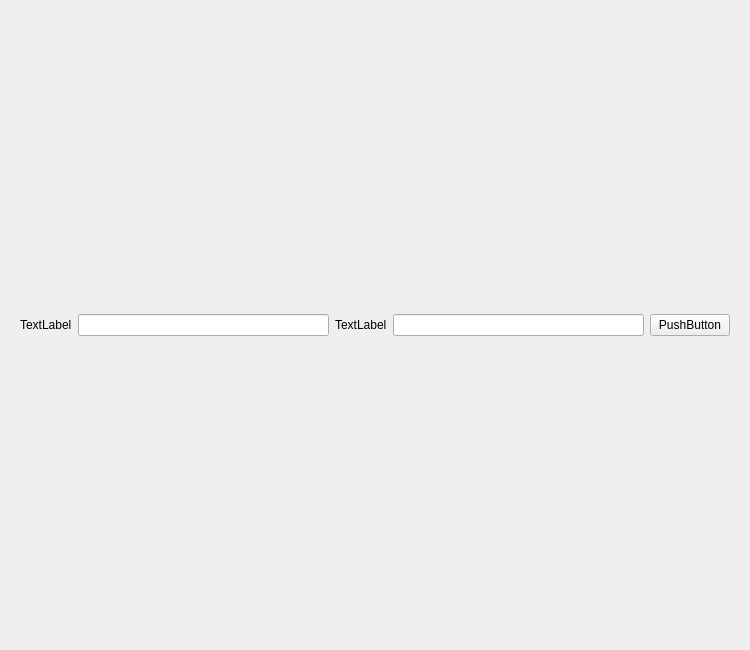
Qt form src/hamyar_paygah/new_ui/widgets/mission_details_tab.ui (MohsenHNSJ/HamyarPaygahPy) before a commit.
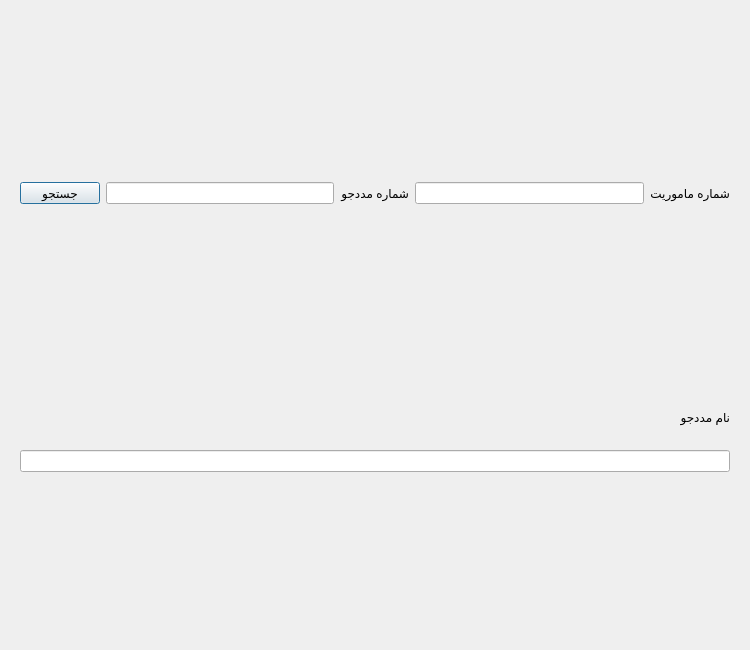
The same form after that commit.

Commit message: Initial mission details tab

Diff of the .ui file:
```diff
--- a/src/hamyar_paygah/new_ui/widgets/mission_details_tab.ui
+++ b/src/hamyar_paygah/new_ui/widgets/mission_details_tab.ui
@@ -41,29 +41,6 @@
       </size>
      </property>
      <layout class="QHBoxLayout" name="horizontalLayout">
-      <item>
-       <widget class="QPushButton" name="search_button">
-        <property name="maximumSize">
-         <size>
-          <width>16777215</width>
-          <height>22</height>
-         </size>
-        </property>
-        <property name="text">
-         <string>PushButton</string>
-        </property>
-       </widget>
-      </item>
-      <item>
-       <widget class="QLineEdit" name="mission_id_line_edit">
-        <property name="maximumSize">
-         <size>
-          <width>16777215</width>
-          <height>22</height>
-         </size>
-        </property>
-       </widget>
-      </item>
       <item>
        <widget class="QLabel" name="mission_id_label">
         <property name="maximumSize">
@@ -73,12 +50,12 @@
          </size>
         </property>
         <property name="text">
-         <string>TextLabel</string>
+         <string>شماره ماموریت</string>
         </property>
        </widget>
       </item>
       <item>
-       <widget class="QLineEdit" name="patient_id_line_edit">
+       <widget class="QLineEdit" name="mission_id_line_edit">
         <property name="maximumSize">
          <size>
           <width>16777215</width>
@@ -96,7 +73,33 @@
          </size>
         </property>
         <property name="text">
-         <string>TextLabel</string>
+         <string>شماره مددجو</string>
+        </property>
+       </widget>
+      </item>
+      <item>
+       <widget class="QLineEdit" name="patient_id_line_edit">
+        <property name="maximumSize">
+         <size>
+          <width>16777215</width>
+          <height>22</height>
+         </size>
+        </property>
+       </widget>
+      </item>
+      <item>
+       <widget class="QPushButton" name="search_button">
+        <property name="maximumSize">
+         <size>
+          <width>16777215</width>
+          <height>22</height>
+         </size>
+        </property>
+        <property name="text">
+         <string>جستجو</string>
+        </property>
+        <property name="default">
+         <bool>true</bool>
         </property>
        </widget>
       </item>
@@ -104,10 +107,36 @@
     </widget>
    </item>
    <item>
-    <layout class="QVBoxLayout" name="verticalLayout">
+    <layout class="QVBoxLayout" name="mission_details">
      <property name="sizeConstraint">
       <enum>QLayout::SizeConstraint::SetDefaultConstraint</enum>
      </property>
+     <item>
+      <widget class="QWidget" name="information_section" native="true">
+       <property name="maximumSize">
+        <size>
+         <width>16777215</width>
+         <height>100</height>
+        </size>
+       </property>
+       <layout class="QVBoxLayout" name="verticalLayout">
+        <item>
+         <widget class="QLabel" name="label">
+          <property name="text">
+           <string>نام مددجو</string>
+          </property>
+         </widget>
+        </item>
+        <item>
+         <widget class="QLineEdit" name="patient_name_field">
+          <property name="readOnly">
+           <bool>true</bool>
+          </property>
+         </widget>
+        </item>
+       </layout>
+      </widget>
+     </item>
     </layout>
    </item>
   </layout>
```
Left out of the diff: 2 changed lines with no effect on the pictures. The commit also changes 2 other files.
